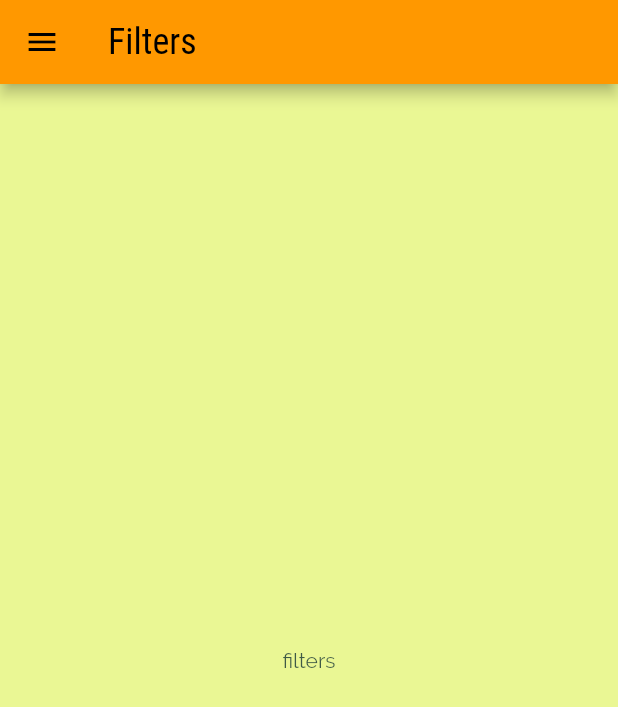
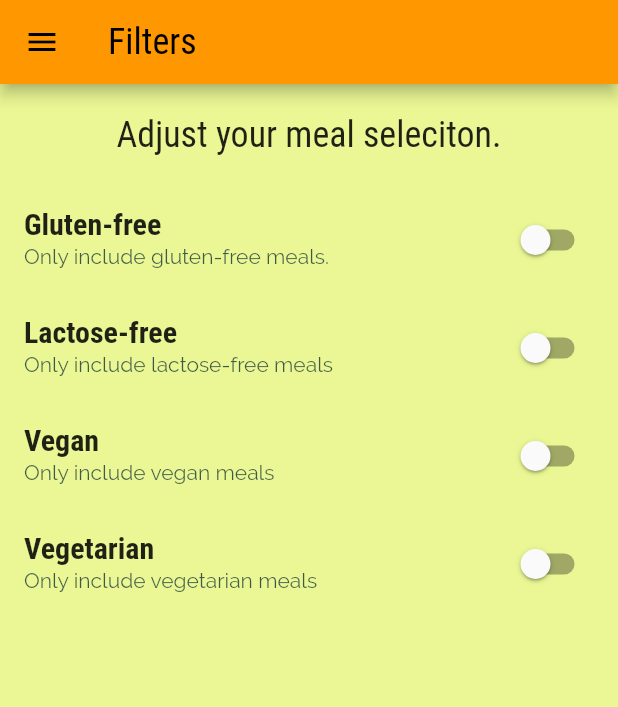
Before and after one commit to kis619/Flutter_Meals_App, a Flutter app: the FiltersScreen screen opened by its route, on a phone screen of 412 x 824 dp. Shown: the top 707 px of the screen. Run offline on Flutter 3.47's test engine with Material 2 defaults, Android fonts, the phone set to English and light mode, and no system bars.

```diff
--- a/lib/main.dart
+++ b/lib/main.dart
@@ -2,7 +2,7 @@ import 'package:flutter/material.dart';
 
 import './screens/filters_screen.dart';
 import './screens/categories_screen.dart';
-import './screens/category_meals_screen.dart';
+import 'screens/meals_screen.dart';
 import './screens/meal_detail_screen.dart';
 import './screens/tabs_screen.dart';
 
--- a/lib/screens/filters_screen.dart
+++ b/lib/screens/filters_screen.dart
@@ -1,18 +1,96 @@
 import 'package:flutter/material.dart';
-import 'package:meals_app/widgets/main_drawer.dart';
 
-class FiltersScreen extends StatelessWidget {
+import '../widgets/main_drawer.dart';
+
+class FiltersScreen extends StatefulWidget {
   static const String routeName = '/filters';
   const FiltersScreen({super.key});
+
+  @override
+  State<FiltersScreen> createState() => _FiltersScreenState();
+}
+
+class _FiltersScreenState extends State<FiltersScreen> {
+  var _glutenFree = false;
+  var _vegetarian = false;
+  var _vegan = false;
+  var _lactoseFree = false;
 
   @override
   Widget build(BuildContext context) {
     return Scaffold(
       appBar: AppBar(title: const Text('Filters')),
       drawer: const MainDrawer(),
-      body: const Center(
-        child: Text("filters"),
+      body: Column(
+        children: [
+          Container(
+            padding: const EdgeInsets.all(20),
+            child: Text(
+              'Adjust your meal seleciton.',
+              style: Theme.of(context).textTheme.titleLarge,
+            ),
+          ),
+          Expanded(
+              child: ListView(
+            children: [
+              _buildSwitchListTile(
+                title: 'Gluten-free',
+                subtitle: 'Only include gluten-free meals.',
+                value: _glutenFree,
+                onClick: (newValue) {
+                  setState(() {
+                    _glutenFree = newValue;
+                  });
+                },
+              ),
+              SwitchListTile(
+                title: const Text('Lactose-free'),
+                subtitle: const Text('Only include lactose-free meals'),
+                value: _lactoseFree,
+                onChanged: (newValue) {
+                  setState(() {
+                    _lactoseFree = newValue;
+                  });
+                },
+              ),
+              SwitchListTile(
+                title: const Text('Vegan'),
+                subtitle: const Text('Only include vegan meals'),
+                value: _vegan,
+                onChanged: (newValue) {
+                  setState(() {
+                    _vegan = newValue;
+                  });
+                },
+              ),
+              SwitchListTile(
+                title: const Text('Vegetarian'),
+                subtitle: const Text('Only include vegetarian meals'),
+                value: _vegetarian,
+                onChanged: (newValue) {
+                  setState(() {
+                    _vegetarian = newValue;
+                  });
+                },
+              ),
+            ],
+          ))
+        ],
       ),
     );
   }
+
+  SwitchListTile _buildSwitchListTile({
+    required String title,
+    required String subtitle,
+    required bool value,
+    required void Function(bool) onClick,
+  }) {
+    return SwitchListTile(
+      title: Text(title),
+      subtitle: Text(subtitle),
+      value: _glutenFree,
+      onChanged: onClick,
+    );
+  }
 }
--- a/lib/widgets/category_item.dart
+++ b/lib/widgets/category_item.dart
@@ -1,6 +1,6 @@
 import 'package:flutter/material.dart';
 
-import '../screens/category_meals_screen.dart';
+import '../screens/meals_screen.dart';
 
 class CategoryItem extends StatelessWidget {
   final String title;
--- a/lib/widgets/main_drawer.dart
+++ b/lib/widgets/main_drawer.dart
@@ -1,5 +1,5 @@
 import 'package:flutter/material.dart';
-import 'package:meals_app/screens/category_meals_screen.dart';
+import 'package:meals_app/screens/meals_screen.dart';
 import 'package:meals_app/screens/filters_screen.dart';
 import 'package:meals_app/screens/tabs_screen.dart';
 
```
Also changed, not shown: lib/screens/meals_screen.dart (renamed from lib/screens/category_meals_screen.dart).
